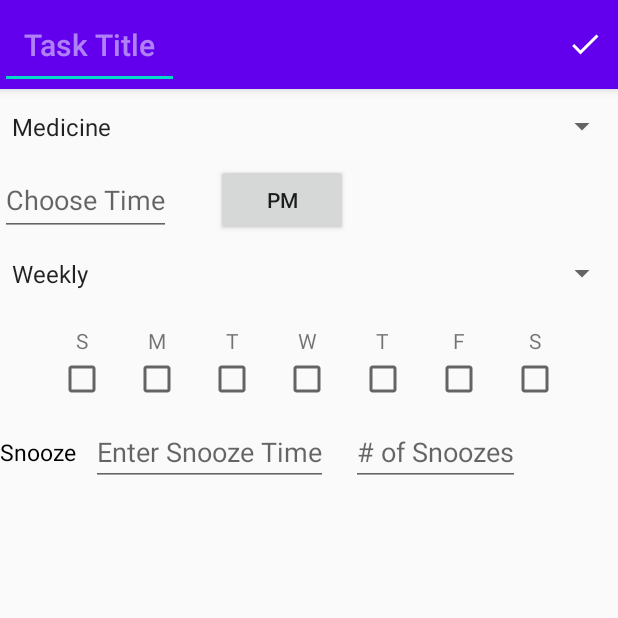
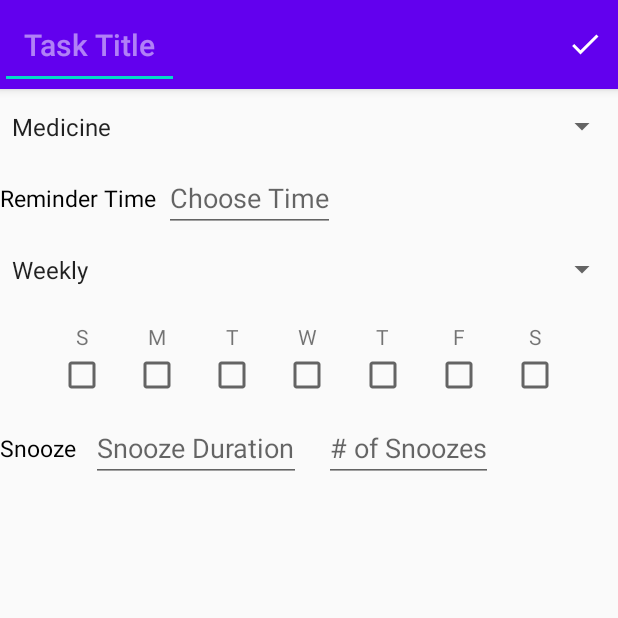
Before and after one commit to GNG2101-Group12/Multi-Reminder-App, an Android app: the CreateReminderActivity screen opened directly, with no data from a screen before it, on a phone screen of 412 x 824 dp, the top half of it. Run offline under Robolectric (Android 15) with nearby library versions, the phone set to English and light mode, and no system bars; libraries missing offline, so code that uses them is left out: mobi.upod.timedurationpicker.

Commit message:
Add time pickers to reminder creation

```diff
--- a/app/build.gradle
+++ b/app/build.gradle
@@ -20,6 +20,10 @@ android {
             proguardFiles getDefaultProguardFile('proguard-android-optimize.txt'), 'proguard-rules.pro'
         }
     }
+    compileOptions {
+        sourceCompatibility JavaVersion.VERSION_1_8
+        targetCompatibility JavaVersion.VERSION_1_8
+    }
 }
 
 dependencies {
@@ -32,4 +36,5 @@ dependencies {
     androidTestImplementation 'androidx.test.ext:junit:1.1.2'
     androidTestImplementation 'androidx.test.espresso:espresso-core:3.3.0'
 
+    compile 'mobi.upod:time-duration-picker:1.1.3'
 }
--- a/app/src/main/java/gng2101_2020/group12/multireminder/ui/create_reminder/CreateReminderActivity.java
+++ b/app/src/main/java/gng2101_2020/group12/multireminder/ui/create_reminder/CreateReminderActivity.java
@@ -1,7 +1,10 @@
 package gng2101_2020.group12.multireminder.ui.create_reminder;
 
+import android.app.TimePickerDialog;
 import android.os.Bundle;
 import android.view.View;
+import android.widget.EditText;
+import android.widget.TimePicker;
 
 import androidx.appcompat.app.AppCompatActivity;
 import androidx.viewpager.widget.ViewPager;
@@ -10,8 +13,14 @@ import com.google.android.material.floatingactionbutton.FloatingActionButton;
 import com.google.android.material.snackbar.Snackbar;
 import com.google.android.material.tabs.TabLayout;
 
+import java.util.Calendar;
+import java.util.function.Function;
+
+import gng2101_2020.group12.multireminder.Helpers;
 import gng2101_2020.group12.multireminder.R;
 import gng2101_2020.group12.multireminder.ui.main.SectionsPagerAdapter;
+import mobi.upod.timedurationpicker.TimeDurationPicker;
+import mobi.upod.timedurationpicker.TimeDurationPickerDialog;
 
 public class CreateReminderActivity extends AppCompatActivity {
 
@@ -19,5 +28,39 @@ public class CreateReminderActivity extends AppCompatActivity {
     protected void onCreate(Bundle savedInstanceState) {
         super.onCreate(savedInstanceState);
         setContentView(R.layout.activity_create_reminder);
+
+        EditText chooseTime = findViewById(R.id.choose_time);
+        chooseTime.setOnClickListener((view) -> openTimePicker(view));
+        chooseTime.setOnFocusChangeListener((view, b) -> {if (b) openTimePicker(view);});
+
+        EditText snoozeDuration = findViewById(R.id.snoozeDuration);
+        //TODO: Fix this to actually be minutes
+        snoozeDuration.setOnClickListener((view) -> openDurationPicker(view));
+        snoozeDuration.setOnFocusChangeListener((view, b) -> {if (b) openDurationPicker(view);});
+    }
+
+    public void openTimePicker(View view) {
+        Calendar mcurrentTime = Calendar.getInstance();
+        TimePickerDialog timePickerDialog = new TimePickerDialog(CreateReminderActivity.this,
+                new TimePickerDialog.OnTimeSetListener() {
+                    @Override
+                    public void onTimeSet(TimePicker timePicker, int hourOfDay,
+                                          int minute) {
+                        ((EditText) view).setText(Helpers.formatDate(hourOfDay, minute));
+                    }
+                }, mcurrentTime.get(Calendar.HOUR_OF_DAY),
+                mcurrentTime.get(Calendar.MINUTE), true);
+        timePickerDialog.show();
+    }
+
+    public void openDurationPicker(View view) {
+        TimeDurationPickerDialog timePickerDialog = new TimeDurationPickerDialog(CreateReminderActivity.this,
+                new TimeDurationPickerDialog.OnDurationSetListener() {
+                    @Override
+                    public void onDurationSet(TimeDurationPicker v, long duration) {
+                        ((EditText) view).setText(Helpers.formatDuration(duration));
+                    }
+                }, 600000);
+        timePickerDialog.show();
     }
 }
--- a/app/src/main/res/layout/activity_create_reminder.xml
+++ b/app/src/main/res/layout/activity_create_reminder.xml
@@ -48,18 +48,25 @@
         android:layout_height="wrap_content"
         android:orientation="horizontal">
 
+        <TextView
+            android:layout_width="wrap_content"
+            android:layout_height="match_parent"
+            android:text="@string/reminder_time"
+            android:gravity="center_vertical"
+            android:paddingEnd="5dp"
+            android:textSize="15dp"
+            android:textColor="@color/colorDark"/>
+
         <EditText
             android:id="@+id/choose_time"
             android:layout_width="wrap_content"
             android:layout_height="match_parent"
             android:inputType="time"
+            android:focusableInTouchMode="true"
+            android:cursorVisible="false"
+            android:focusable="false"
             android:hint="@string/choose_time"
             android:layout_marginRight="30dp"/>
-        <Button
-            android:id="@+id/time_pm"
-            android:layout_width="wrap_content"
-            android:layout_height="match_parent"
-            android:text="@string/time_pm"/>
 
     </LinearLayout>
 
@@ -213,13 +220,18 @@
             android:gravity="center_vertical"
             android:textSize="15dp"
             android:textColor="@color/colorDark"/>
+
         <EditText
             android:layout_width="wrap_content"
             android:layout_height="match_parent"
             android:inputType="time"
-            android:hint="@string/enter_snooze_time"
-            android:layout_marginRight="15dp"
-            android:layout_marginLeft="10dp"/>
+            android:focusableInTouchMode="true"
+            android:cursorVisible="false"
+            android:focusable="false"
+            android:hint="@string/snooze_duration"
+            android:id="@+id/snoozeDuration"
+            android:layout_marginEnd="15dp"
+            android:layout_marginStart="10dp"/>
         <EditText
             android:layout_width="wrap_content"
             android:layout_height="match_parent"
--- a/app/src/main/res/values/strings.xml
+++ b/app/src/main/res/values/strings.xml
@@ -23,6 +23,7 @@
     <string name="wednesday">W</string>
     <string name="friday">F</string>
     <string name="snooze">Snooze</string>
-    <string name="enter_snooze_time">Enter Snooze Time</string>
+    <string name="snooze_duration">Snooze Duration</string>
     <string name="num_of_snoozes"># of Snoozes</string>
+    <string name="reminder_time">Reminder Time</string>
 </resources>
```
Also changed, not shown: app/src/main/java/gng2101_2020/group12/multireminder/Helpers.java (added, +19 -0 lines).
